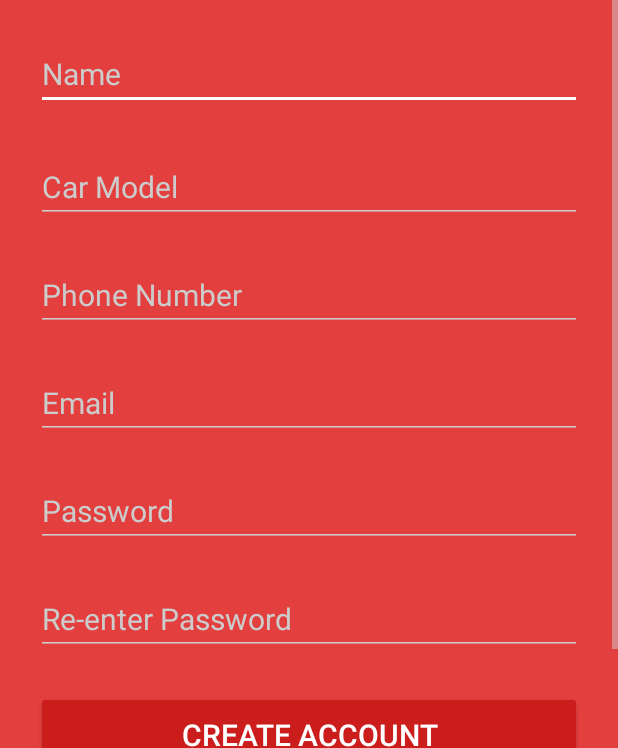
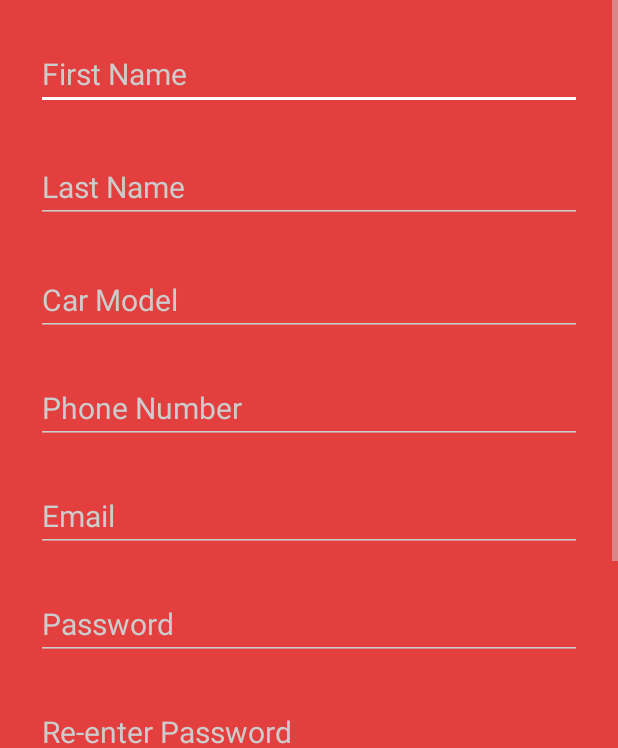
Before and after one commit to wpeng006/GasMaster, an Android app: the SignupActivity screen opened directly, with no data from a screen before it, on a phone screen of 412 x 824 dp, the part 488-1236 px from its top. Run offline under Robolectric (Android 15) with nearby library versions, the phone set to English and light mode, and no system bars; our stand-ins replace ButterKnife.

Commit message:
Split name into first and last name in signup activity

```diff
--- a/app/src/main/res/layout/activity_login.xml
+++ b/app/src/main/res/layout/activity_login.xml
@@ -14,7 +14,7 @@
 
         <ImageView
             android:layout_width="300dp"
-            android:layout_height="200dp"
+            android:layout_height="300dp"
             android:layout_gravity="center_horizontal"
             android:layout_marginBottom="15dp"
             android:src="@drawable/logo" />
--- a/app/src/main/res/layout/activity_signup.xml
+++ b/app/src/main/res/layout/activity_signup.xml
@@ -20,15 +20,26 @@
             android:layout_marginBottom="10dp"
             android:src="@drawable/logo" />
 
-        <!--Name label-->
+        <!--First Name label-->
         <EditText
-            android:id="@+id/input_name"
+            android:id="@+id/input_firstName"
             android:layout_width="match_parent"
             android:layout_height="wrap_content"
             android:layout_marginTop="15dp"
             android:layout_marginBottom="12dp"
             android:inputType="textPersonName"
-            android:hint="Name"
+            android:hint="First Name"
+            android:textSize="20dip"/>
+
+        <!--Last Name label-->
+        <EditText
+            android:id="@+id/input_lastName"
+            android:layout_width="match_parent"
+            android:layout_height="wrap_content"
+            android:layout_marginTop="15dp"
+            android:layout_marginBottom="12dp"
+            android:inputType="textPersonName"
+            android:hint="Last Name"
             android:textSize="20dip"/>
 
         <!--Car model label-->
```
Also changed, not shown: app/src/main/java/com/laioffer/GasMaster/SignupActivity.java (+20 -9 lines).
